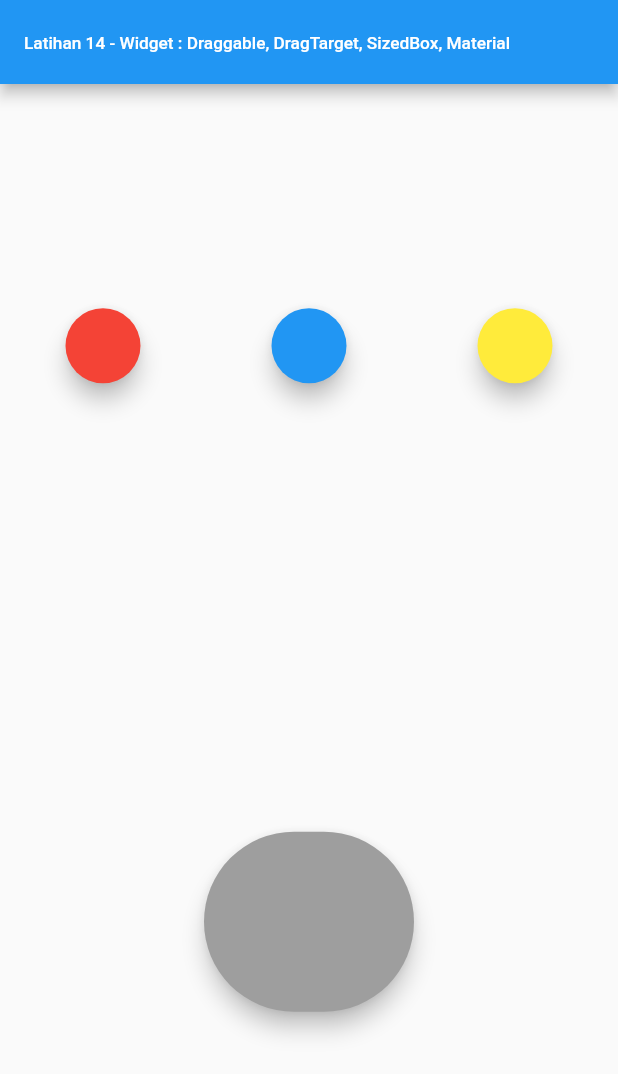
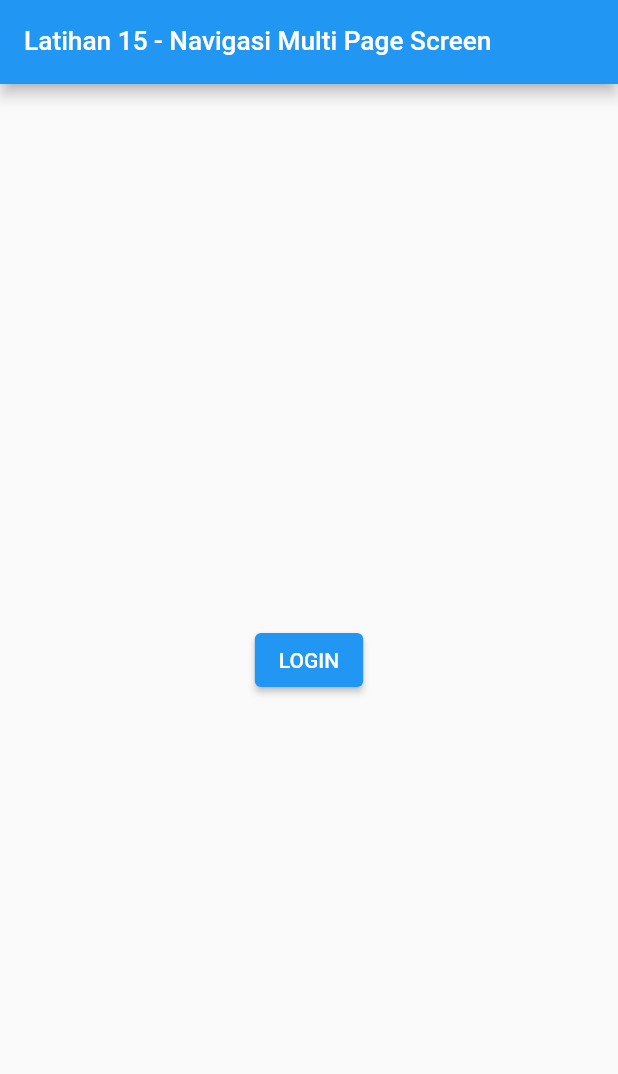
Before and after one commit to dodichakill/latihan_flutter_ku, a Flutter app: the screen it shows after launch, on a phone screen of 412 x 824 dp. Shown: the top 1074 px of the screen. Run offline on Flutter 3.47's test engine with Material 2 defaults, Android fonts, the phone set to English and light mode, and no system bars.

Commit message:
Latihan 15 - Navigasi Multi Page Screen

```diff
--- /dev/null
+++ b/lib/login_page.dart
@@ -0,0 +1,27 @@
+import 'package:flutter/material.dart';
+import 'package:latihan_flutter_ku/main_page.dart';
+
+class LoginPage extends StatelessWidget {
+  @override
+  Widget build(BuildContext context) {
+    return Scaffold(
+      appBar: AppBar(
+        title: Text(
+          'Latihan 15 - Navigasi Multi Page Screen',
+          style: TextStyle(fontSize: 17.5),
+        ),
+      ),
+      body: Center(
+        child: ElevatedButton(
+          child: Text('LOGIN'),
+          onPressed: () {
+            Navigator.pushReplacement(context,
+                MaterialPageRoute(builder: (context) {
+              return MainPage();
+            }));
+          },
+        ),
+      ),
+    );
+  }
+}
--- a/lib/main.dart
+++ b/lib/main.dart
@@ -1,160 +1,24 @@
-// Latihan 14 - Widget : Draggable, DragTarget, SizedBox, Material
+// Latihan 15 - Navigasi Multi Page Screen
 
 import 'package:flutter/material.dart';
+import 'package:latihan_flutter_ku/login_page.dart';
 
 void main() => runApp(MyApp());
 
 // ignore: must_be_immutable
 class MyApp extends StatelessWidget {
-  Color color1 = Colors.red;
-  Color color2 = Colors.blue;
-  Color color3 = Colors.yellow;
-
-  Color targetColor;
-  bool isAccepted = false;
-
   @override
   Widget build(BuildContext context) {
     return MaterialApp(
-      home: Scaffold(
-          appBar: AppBar(
-            title: Text(
-              'Latihan 14 - Widget : Draggable, DragTarget, SizedBox, Material',
-              style: TextStyle(fontSize: 11.5),
-            ),
-          ),
-          body: Column(
-            mainAxisAlignment: MainAxisAlignment.spaceAround,
-            children: <Widget>[
-              Row(
-                mainAxisAlignment: MainAxisAlignment.spaceAround,
-                children: <Widget>[
-                  Draggable<Color>(
-                    data: color1,
-                    child: SizedBox(
-                      width: 50,
-                      height: 50,
-                      child: Material(
-                        color: color1,
-                        shape: StadiumBorder(),
-                        elevation: 6,
-                      ),
-                    ),
-                    childWhenDragging: SizedBox(
-                      width: 50,
-                      height: 50,
-                      child: Material(
-                        color: Colors.grey.withOpacity(0.5),
-                        shape: StadiumBorder(),
-                      ),
-                    ),
-                    feedback: SizedBox(
-                      width: 50,
-                      height: 50,
-                      child: Material(
-                        color: color1.withOpacity(0.7),
-                        shape: StadiumBorder(),
-                        elevation: 6,
-                      ),
-                    ),
-                  ),
-                  Draggable<Color>(
-                    data: color2,
-                    child: SizedBox(
-                      width: 50,
-                      height: 50,
-                      child: Material(
-                        color: color2,
-                        shape: StadiumBorder(),
-                        elevation: 6,
-                      ),
-                    ),
-                    childWhenDragging: SizedBox(
-                      width: 50,
-                      height: 50,
-                      child: Material(
-                        color: Colors.grey.withOpacity(0.5),
-                        shape: StadiumBorder(),
-                      ),
-                    ),
-                    feedback: SizedBox(
-                      width: 50,
-                      height: 50,
-                      child: Material(
-                        color: color2.withOpacity(0.7),
-                        shape: StadiumBorder(),
-                        elevation: 6,
-                      ),
-                    ),
-                  ),
-                  Draggable<Color>(
-                    data: color3,
-                    child: SizedBox(
-                      width: 50,
-                      height: 50,
-                      child: Material(
-                        color: color3,
-                        shape: StadiumBorder(),
-                        elevation: 6,
-                      ),
-                    ),
-                    childWhenDragging: SizedBox(
-                      width: 50,
-                      height: 50,
-                      child: Material(
-                        color: Colors.grey.withOpacity(0.5),
-                        shape: StadiumBorder(),
-                      ),
-                    ),
-                    feedback: SizedBox(
-                      width: 50,
-                      height: 50,
-                      child: Material(
-                        color: color3.withOpacity(0.7),
-                        shape: StadiumBorder(),
-                        elevation: 6,
-                      ),
-                    ),
-                  ),
-                ],
-              ),
-              DragTarget<Color>(
-                builder: (context, candidates, rejected) {
-                  return (isAccepted)
-                      ? SizedBox(
-                          width: 140,
-                          height: 120,
-                          child: Material(
-                            color: targetColor,
-                            shape: StadiumBorder(),
-                            elevation: 6,
-                          ),
-                        )
-                      : SizedBox(
-                          width: 140,
-                          height: 120,
-                          child: Material(
-                            color: Colors.grey,
-                            shape: StadiumBorder(),
-                            elevation: 6,
-                          ),
-                        );
-                },
-                onWillAccept: (value) => true,
-                onAccept: (value) {
-                  isAccepted = true;
-                  targetColor = value;
-                },
-              )
-            ],
-          )),
+      home: LoginPage(),
     );
   }
 }
 
 // penjelasan singkat
 // ----------------
-// widget SizedBox berfungsi untuk membungkus dan memberikan ukuran tinggi dan lebar untuk widget yang tidak mempunyai property weight dan height.
-// widget material mempunyai sebuah property color, shape: StadiumBorder() yang berguna untuk memberikan border radius 50%, juga mempunyai properti elevation yang berfungsi ketinggian untuk memberikan efek shadow
-// Dragable adalah widget yang dapat di drag, mempunyai tipe data tergantung apa yang ingin dikembalikan, dan mempunyai properti data yang berfungsi untuk mengirimkan data yang telah diberikan tersebut untuk dikirim ke widget DataTarget untuk diproses datanya. Dragable juga mempunyai property childWhenDragging yang berguna untuk memproses apa yang akan dilakukan jika widgetnya di drag maka akan melakukan suatu tugas, dan juga memiliki property feedback yang berfungsi untuk melakukan tugas jika widgetnya sedang didrag.
-// DataTarget merupakan widget yang berfungsi untuk menerima data dan mengolahnya dari widget Dragable, mempunyai property builder: (context, candidates, rejected) {...} yang berguna untuk mengolah data, onWillAccept: (value) => true; yang berguna untuk membuat persetujuan akan menerima proses jika data diterima, dan property onAccept yang berfungsi untuk mengolah jika data itu sudah benar-benar diterima
+// kita akan membahas konsep navigasi multi pages
+// page/screen di flutter di sebut route, route akan di letakkan di stack. stack akan dipakai untuk menyimpan route. dan yang bisa mengatur stack/route adalah navigator. navigator merupakan yang mengatur perintah yang akan dikerjakan.
+// kita buat ilustrasi sebuah halaman login page, main page, second page. login page berada di stack paling dasar dan main page berada ditengah stack serta second page berada diatas page, dan kita ingin tiap page mempunyai tombol yang mengarah ke page atasnya. dan kita ilustrasikan jika sudah berada di page main page maka kita tidak bisa kembali ke login page, namun second page bisa kembali ke main page. untuk membuat login page tidak bisa diakses kembali setelah memasuki main page kita bisa menggunakan perintah push replacement, dan ketika kita berada di main page ingin memasuki ke second page kita bisa menggunakan perintah push, dan ketika berada di second page kita ingin kembali ke main page kita bisa menggunakan perintah pop.
+// dilatihan ini kita membuat beberapa file untuk melatih kita.
+// langsung saja lihat file terkaitnya supaya lebih paham :)
--- /dev/null
+++ b/lib/main_page.dart
@@ -0,0 +1,23 @@
+import 'package:flutter/material.dart';
+import 'package:latihan_flutter_ku/second_page.dart';
+
+class MainPage extends StatelessWidget {
+  @override
+  Widget build(BuildContext context) {
+    return Scaffold(
+      appBar: AppBar(
+        title: Text('Main Page'),
+      ),
+      body: Center(
+        child: ElevatedButton(
+          child: Text('Go to second page'),
+          onPressed: () {
+            Navigator.push(context, MaterialPageRoute(builder: (context) {
+              return SecondPage();
+            }));
+          },
+        ),
+      ),
+    );
+  }
+}
--- /dev/null
+++ b/lib/second_page.dart
@@ -0,0 +1,20 @@
+import 'package:flutter/material.dart';
+
+class SecondPage extends StatelessWidget {
+  @override
+  Widget build(BuildContext context) {
+    return Scaffold(
+      appBar: AppBar(
+        title: Text('second Page'),
+      ),
+      body: Center(
+        child: ElevatedButton(
+          child: Text('Back'),
+          onPressed: () {
+            Navigator.pop(context);
+          },
+        ),
+      ),
+    );
+  }
+}
```
